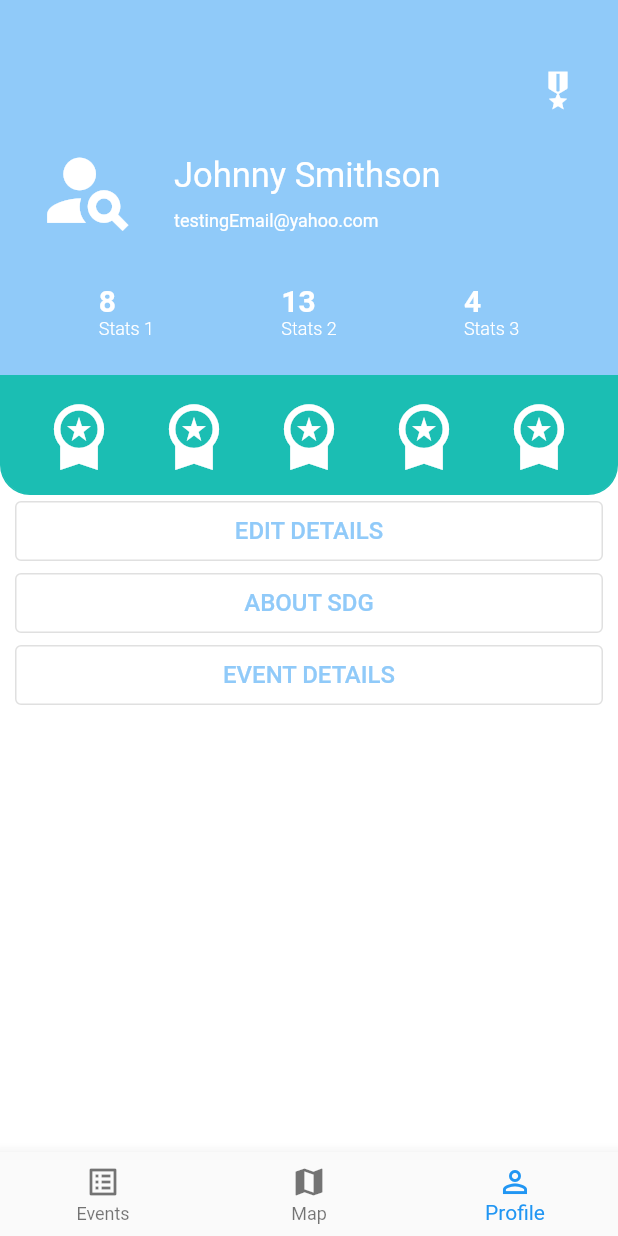
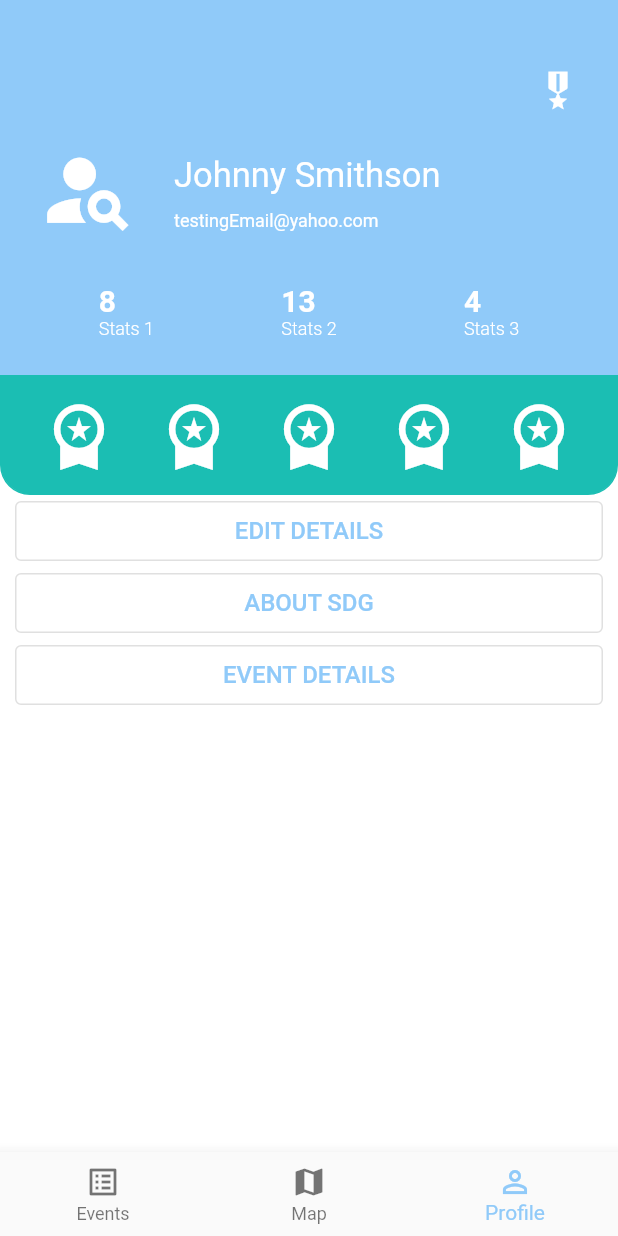
Before and after one commit to Renzzo98/SOSSI-Mobile-App, a Flutter app: the HomeScreen screen opened by its route, item 3 of the bottom bar chosen, on a phone screen of 412 x 824 dp. Run offline on Flutter 3.47's test engine with Material 2 defaults, Android fonts, the phone set to English and light mode, and no system bars; drawn by our look-alikes of auto_size_text; our stand-ins replace flutter_login, font_awesome_flutter; missing offline and left inert: square_percent_indicater.

Commit message:
update system colors to match theme

```diff
--- a/lib/screens/eventList.dart
+++ b/lib/screens/eventList.dart
@@ -17,7 +17,10 @@ class _EventListState extends State<EventList> {
   @override
   Widget build(BuildContext context) {
     if (isLoading) {
-      return Center(child: CircularProgressIndicator());
+      return Center(
+          child: CircularProgressIndicator(
+        color: Theme.of(context).backgroundColor,
+      ));
     }
     // ignore: unnecessary_new
     return new Scaffold(
--- a/lib/screens/homeScreen.dart
+++ b/lib/screens/homeScreen.dart
@@ -38,6 +38,7 @@ class _HomeScreenState extends State<HomeScreen> {
     return Scaffold(
       body: getCurrentSubwidget(),
       bottomNavigationBar: BottomNavigationBar(
+        selectedItemColor: Theme.of(context).backgroundColor,
         currentIndex: _selectedIndex,
         items: const [
           BottomNavigationBarItem(
```
